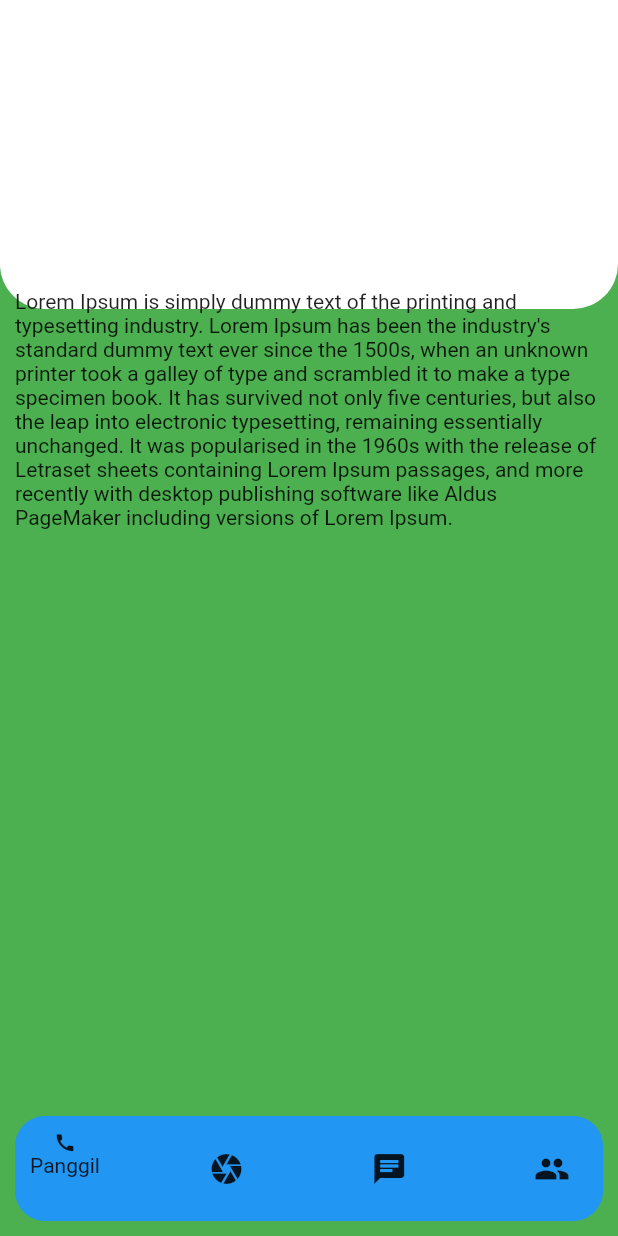
After one commit to bagoelz/kelas-flutter, a Flutter app: the screen it shows after launch, on a phone screen of 412 x 824 dp. The commit adds this screen. Run offline on Flutter 3.47's test engine with Material 2 defaults, Android fonts, the phone set to English and light mode, and no system bars.

Commit message:
update button

```diff
--- a/kelas_flutter/lib/main.dart
+++ b/kelas_flutter/lib/main.dart
@@ -1,9 +1,10 @@
 import 'package:flutter/material.dart';
+import 'package:kelas_flutter/view/beranda.dart';
 import 'package:kelas_flutter/view/home.dart';
 
 void main() {
   runApp(const MaterialApp(
       title: 'Belajar Flutter',
       debugShowCheckedModeBanner: false,
-      home: MyHomePage()));
+      home: BerandaPage()));
 }
--- /dev/null
+++ b/kelas_flutter/lib/view/beranda.dart
@@ -0,0 +1,102 @@
+import 'package:flutter/material.dart';
+
+class BerandaPage extends StatefulWidget {
+  const BerandaPage({super.key});
+
+  @override
+  State<BerandaPage> createState() => _BerandaPageState();
+}
+
+class _BerandaPageState extends State<BerandaPage> {
+  @override
+  Widget build(BuildContext context) {
+    Size ukuran = MediaQuery.of(context).size;
+    return Scaffold(
+      body: Container(
+        height: ukuran.height,
+        width: ukuran.width,
+        color: Colors.green,
+        child: Stack(
+          children: [
+            Container(
+              height: ukuran.height / 4,
+              width: ukuran.width,
+              decoration: BoxDecoration(
+                  color: Colors.white,
+                  borderRadius: BorderRadius.only(
+                      bottomLeft: Radius.circular(30),
+                      bottomRight: Radius.circular(30))),
+            ),
+            Positioned(
+              top: ukuran.height / 4.5,
+              child: Container(
+                height: ukuran.height - (ukuran.height / 4.5),
+                width: ukuran.width,
+                padding: EdgeInsets.all(10),
+                decoration: BoxDecoration(
+                    borderRadius: BorderRadius.all(Radius.circular(20))),
+                child: const Column(
+                  children: [
+                    Text(
+                        "Lorem Ipsum is simply dummy text of the printing and typesetting industry. Lorem Ipsum has been the industry's standard dummy text ever since the 1500s, when an unknown printer took a galley of type and scrambled it to make a type specimen book. It has survived not only five centuries, but also the leap into electronic typesetting, remaining essentially unchanged. It was popularised in the 1960s with the release of Letraset sheets containing Lorem Ipsum passages, and more recently with desktop publishing software like Aldus PageMaker including versions of Lorem Ipsum."),
+                  ],
+                ),
+              ),
+            ),
+            Positioned(
+              bottom: 10,
+              child: SizedBox(
+                width: ukuran.width,
+                child: Row(
+                  mainAxisAlignment: MainAxisAlignment.center,
+                  children: [
+                    Container(
+                      height: 70,
+                      width: ukuran.width - 20,
+                      padding: EdgeInsets.all(10),
+                      decoration: BoxDecoration(
+                          color: Colors.blue,
+                          borderRadius: BorderRadius.all(Radius.circular(20))),
+                      child: Row(
+                        mainAxisAlignment: MainAxisAlignment.spaceBetween,
+                        crossAxisAlignment: CrossAxisAlignment.center,
+                        children: [
+                          IconButtonTheme(
+                            child: InkWell(
+                                onTap: () => print('satu'),
+                                child: Column(
+                                  children: [
+                                    const Icon(
+                                      Icons.call,
+                                      size: 15,
+                                    ),
+                                    Text('Panggil')
+                                  ],
+                                )),
+                            data: IconButtonThemeData(style: ButtonStyle()),
+                          ),
+                          IconButton(
+                            onPressed: () => print('dua'),
+                            icon: Icon(Icons.camera),
+                          ),
+                          IconButton(
+                            onPressed: () => print('tiga'),
+                            icon: Icon(Icons.chat),
+                          ),
+                          IconButton(
+                            onPressed: () => print('empat'),
+                            icon: Icon(Icons.people),
+                          ),
+                        ],
+                      ),
+                    ),
+                  ],
+                ),
+              ),
+            ),
+          ],
+        ),
+      ),
+    );
+  }
+}
--- a/kelas_flutter/lib/view/code.dart
+++ b/kelas_flutter/lib/view/code.dart
@@ -37,8 +37,6 @@ class BelajarCode extends StatelessWidget {
       body: SizedBox(
         width: MediaQuery.of(context).size.width,
         child: Column(
-          mainAxisAlignment: MainAxisAlignment.center,
-          crossAxisAlignment: CrossAxisAlignment.center,
           children: [
             ElevatedButton(
                 onPressed: () => cetakData(), child: const Text('Check'))
```
Also changed, not shown: kelas_flutter/lib/model/learn.dart (+14 -0 lines), kelas_flutter/lib/view/drawer/drawer.dart (added, +32 -0 lines), kelas_flutter/lib/view/home.dart (+85 -16 lines), kelas_flutter/lib/view/learn.dart (+14 -18 lines).
